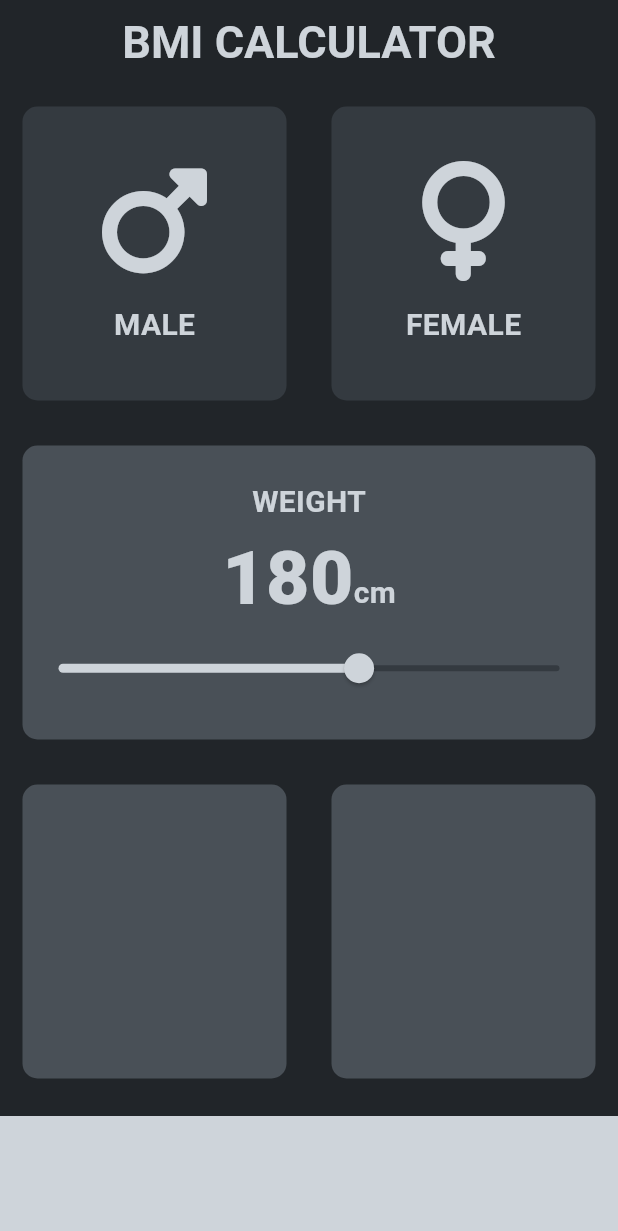
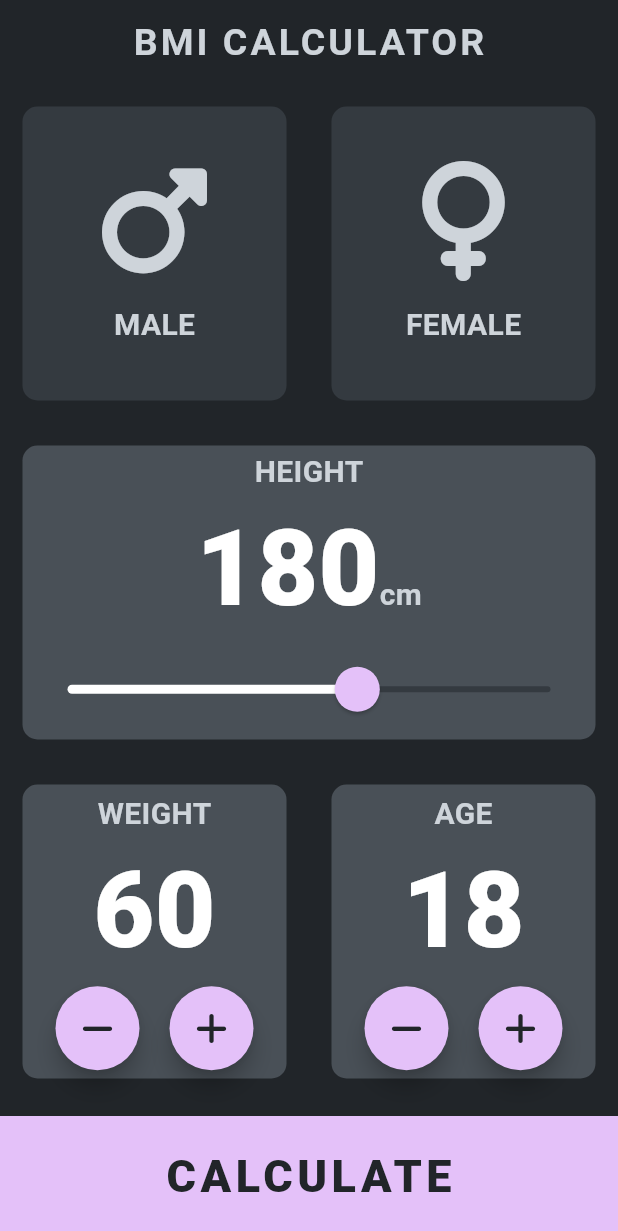
Before and after one commit to Aspharier/bmi_calculator_flutter, a Flutter app: the screen it shows after launch, on a phone screen of 412 x 824 dp. Shown: the top 1231 px of the screen. Run offline on Flutter 3.47's test engine with Material 3 defaults, Android fonts, the phone set to English and light mode, and no system bars; our stand-ins replace font_awesome_flutter.

Commit message:
Final Commit

```diff
--- /dev/null
+++ b/lib/bottom_button.dart
@@ -0,0 +1,26 @@
+import 'package:flutter/material.dart';
+import 'constants.dart';
+
+class BottomButton extends StatelessWidget {
+  BottomButton({required this.onTap, required this.buttonTitle});
+  final Function? onTap;
+  final String? buttonTitle;
+  @override
+  Widget build(BuildContext context) {
+    return GestureDetector(
+      onTap: () => onTap!(),
+      child: Container(
+        child: Center(
+          child: Text(
+            buttonTitle!,
+            style: kLargeButtonTextStyle,
+          ),
+        ),
+        color: kBottomContainerColor,
+        height: kBottomContainerHeight,
+        margin: EdgeInsets.only(top: 10.0),
+        width: double.infinity,
+      ),
+    );
+  }
+}
--- /dev/null
+++ b/lib/calculator_brain.dart
@@ -0,0 +1,32 @@
+import 'dart:math';
+
+class CalculatorBrain {
+  CalculatorBrain({required this.height, required this.weight});
+
+  final int height;
+  final int weight;
+  late double _bmi;
+
+  String calculateBMI() {
+    _bmi = weight / pow(height / 100, 2);
+    return _bmi.toStringAsFixed(2);
+  }
+
+  String getResult() {
+    if (_bmi >= 25) {
+      return 'OverWeight';
+    } else if (_bmi > 18.5) {
+      return 'Normal';
+    } else
+      return 'UnderWeight';
+  }
+
+  String getInterpretation() {
+    if (_bmi >= 25) {
+      return 'You have a higher than normal body weight. Try to exercise more.';
+    } else if (_bmi > 18.5) {
+      return 'You have a normal body weight. Good job!';
+    } else
+      return 'You have a lower than normal body weight. You can eat a bit more.';
+  }
+}
--- a/lib/constants.dart
+++ b/lib/constants.dart
@@ -2,13 +2,20 @@ import 'package:flutter/material.dart';
 
 const kBottomContainerHeight = 80.0;
 const kActiveCardColor = Color(0xFF495057);
-const kBottomContainerColor = Color(0xFFced4da);
+const kBottomContainerColor = Color(0xFFe4c1f9); //0xFFced4da
 const kInactiveCardColor = Color(0xFF343a40);
 
+const kLargeButtonTextStyle = TextStyle(
+  color: Color(0xFF212529),
+  fontWeight: FontWeight.w900,
+  fontSize: 30.0,
+  letterSpacing: 3.0,
+);
+
 const kNumberTextStyle = TextStyle(
-  fontSize: 50.0,
+  fontSize: 70.0,
   fontWeight: FontWeight.w900,
-  color: Color(0xFFced4da),
+  color: Colors.white,
 );
 
 const kLabelTextStyle = TextStyle(
@@ -16,3 +23,26 @@ const kLabelTextStyle = TextStyle(
   fontWeight: FontWeight.bold,
   color: Color(0xFFced4da),
 );
+
+const kTitleTextStyle = TextStyle(
+  fontSize: 50.0,
+  fontWeight: FontWeight.bold,
+  color: Color(0xFFced4da),
+);
+
+const kResultTextStyle = TextStyle(
+  fontWeight: FontWeight.bold,
+  fontSize: 22.0,
+  color: Color(0xFFffd60a),
+);
+
+const kBMITextStyle = TextStyle(
+  fontSize: 100.0,
+  fontWeight: FontWeight.bold,
+  color: Colors.white,
+);
+
+const kBodyTextStyle = TextStyle(
+  fontSize: 30.0,
+  color: Color(0xFFced4da),
+);
--- a/lib/input_page.dart
+++ b/lib/input_page.dart
@@ -1,8 +1,13 @@
+import 'package:flutter/cupertino.dart';
 import 'package:flutter/material.dart';
 import 'package:font_awesome_flutter/font_awesome_flutter.dart';
 import 'icon_content.dart';
 import 'reusable_card.dart';
 import 'constants.dart';
+import 'bottom_button.dart';
+import 'round_icon_button.dart';
+import 'results_page.dart';
+import 'calculator_brain.dart';
 
 enum Gender {
   male,
@@ -18,6 +23,8 @@ class InputPage extends StatefulWidget {
 class _InputPageState extends State<InputPage> {
   Gender selectedGender = Gender.none;
   int height = 180;
+  int weight = 60;
+  int age = 18;
   @override
   Widget build(BuildContext context) {
     return Scaffold(
@@ -79,7 +86,7 @@ class _InputPageState extends State<InputPage> {
                       mainAxisAlignment: MainAxisAlignment.center,
                       children: [
                         Text(
-                          'WEIGHT',
+                          'HEIGHT',
                           style: kLabelTextStyle,
                         ),
                         Row(
@@ -97,17 +104,27 @@ class _InputPageState extends State<InputPage> {
                             ),
                           ],
                         ),
-                        Slider(
+                        SliderTheme(
+                          data: SliderTheme.of(context).copyWith(
+                            thumbColor: Color(0xFFe4c1f9),
+                            overlayColor: Color(0x29e4c1f9),
+                            inactiveTrackColor: Color(0xFF343a40),
+                            activeTrackColor: Colors.white,
+                            thumbShape:
+                                RoundSliderThumbShape(enabledThumbRadius: 15.0),
+                            overlayShape:
+                                RoundSliderOverlayShape(overlayRadius: 30.0),
+                          ),
+                          child: Slider(
                             value: height.toDouble(),
                             min: 120.0,
                             max: 220.0,
-                          activeColor: Color(0xFFced4da),
-                          inactiveColor: Color(0xFF343a40),
                             onChanged: (double newValue) {
                               setState(() {
                                 height = newValue.round();
                               });
                             },
+                          ),
                         ),
                       ],
                     ),
@@ -122,21 +139,106 @@ class _InputPageState extends State<InputPage> {
                 Expanded(
                   child: ReusableCard(
                     colour: kActiveCardColor,
+                    cardChild: Column(
+                      mainAxisAlignment: MainAxisAlignment.center,
+                      children: [
+                        Text(
+                          'WEIGHT',
+                          style: kLabelTextStyle,
+                        ),
+                        Text(
+                          weight.toString(),
+                          style: kNumberTextStyle,
+                        ),
+                        Row(
+                          mainAxisAlignment: MainAxisAlignment.center,
+                          children: [
+                            RoundIconButton(
+                              icon: FontAwesomeIcons.minus,
+                              onPressed: () {
+                                setState(() {
+                                  weight--;
+                                });
+                              },
+                            ),
+                            SizedBox(
+                              width: 20.0,
+                            ),
+                            RoundIconButton(
+                              icon: FontAwesomeIcons.plus,
+                              onPressed: () {
+                                setState(() {
+                                  weight++;
+                                });
+                              },
+                            ),
+                          ],
+                        ),
+                      ],
+                    ),
                   ),
                 ),
                 Expanded(
                   child: ReusableCard(
                     colour: kActiveCardColor,
+                    cardChild: Column(
+                      mainAxisAlignment: MainAxisAlignment.center,
+                      children: [
+                        Text(
+                          'AGE',
+                          style: kLabelTextStyle,
+                        ),
+                        Text(
+                          age.toString(),
+                          style: kNumberTextStyle,
+                        ),
+                        Row(
+                          mainAxisAlignment: MainAxisAlignment.center,
+                          children: [
+                            RoundIconButton(
+                              icon: FontAwesomeIcons.minus,
+                              onPressed: () {
+                                setState(() {
+                                  age--;
+                                });
+                              },
+                            ),
+                            SizedBox(
+                              width: 20.0,
+                            ),
+                            RoundIconButton(
+                              icon: FontAwesomeIcons.plus,
+                              onPressed: () {
+                                setState(() {
+                                  age++;
+                                });
+                              },
+                            ),
+                          ],
+                        ),
+                      ],
+                    ),
                   ),
                 ),
               ],
             ),
           ),
-          Container(
-            color: kBottomContainerColor,
-            height: kBottomContainerHeight,
-            margin: EdgeInsets.only(top: 10.0),
-            width: double.infinity,
+          BottomButton(
+            buttonTitle: 'CALCULATE',
+            onTap: () {
+              CalculatorBrain calc =
+                  CalculatorBrain(height: height, weight: weight);
+              Navigator.push(
+                context,
+                MaterialPageRoute(
+                  builder: (context) => ResultPage(
+                    bmiResult: calc.calculateBMI(),
+                    resultText: calc.getResult(),
+                    interpretation: calc.getInterpretation(),
+                  ),
+                ),
+              );
+            },
           ),
         ],
       ),
--- a/lib/main.dart
+++ b/lib/main.dart
@@ -11,7 +11,8 @@ class BMICalculator extends StatelessWidget {
         appBarTheme: AppBarTheme(
           titleTextStyle: TextStyle(
             color: Color(0xFFced4da),
-            fontSize: 30,
+            fontSize: 25,
+            letterSpacing: 2.0,
             fontWeight: FontWeight.bold,
           ),
           color: Color(0xFF212529),
--- /dev/null
+++ b/lib/round_icon_button.dart
@@ -0,0 +1,21 @@
+import 'package:flutter/material.dart';
+
+class RoundIconButton extends StatelessWidget {
+  RoundIconButton({required this.icon, required this.onPressed});
+  final IconData? icon;
+  final Function? onPressed;
+  @override
+  Widget build(BuildContext context) {
+    return RawMaterialButton(
+      child: Icon(
+        icon,
+        color: Color(0xFF212529),
+      ),
+      onPressed: () => onPressed!(),
+      elevation: 6.0,
+      constraints: BoxConstraints.tightFor(width: 56.0, height: 56.0),
+      shape: CircleBorder(),
+      fillColor: Color(0xFFe4c1f9),
+    );
+  }
+}
```
Also changed, not shown: lib/results_page.dart (added, +71 -0 lines). Lines whose indentation alone changed are shown as unchanged.
